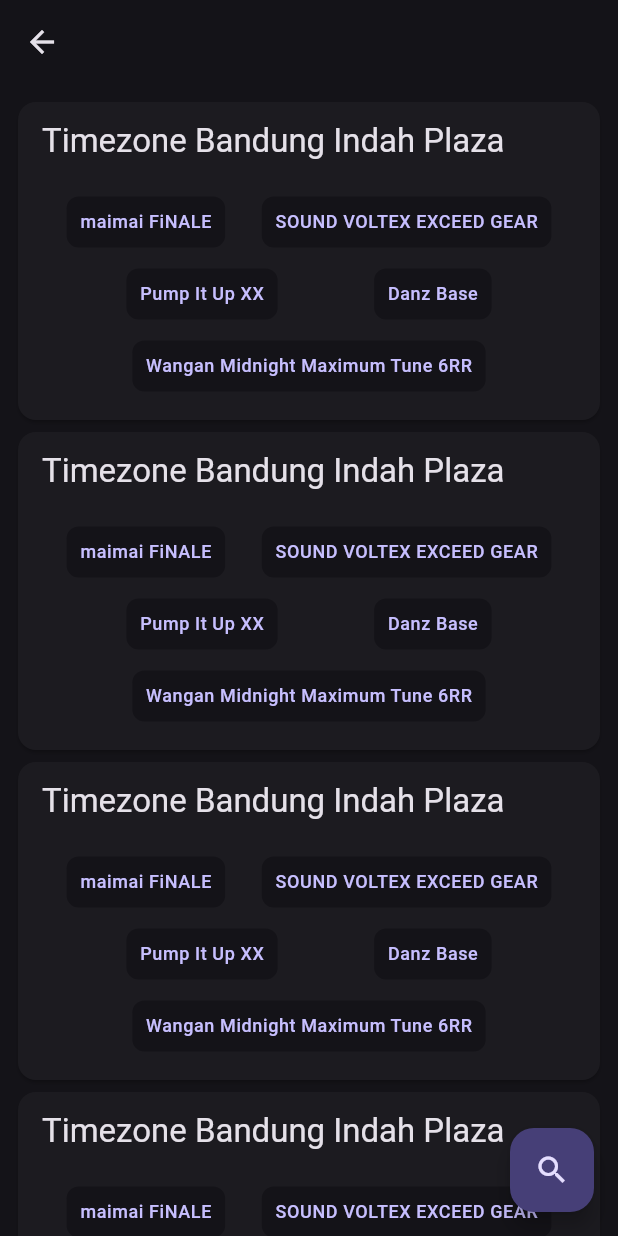
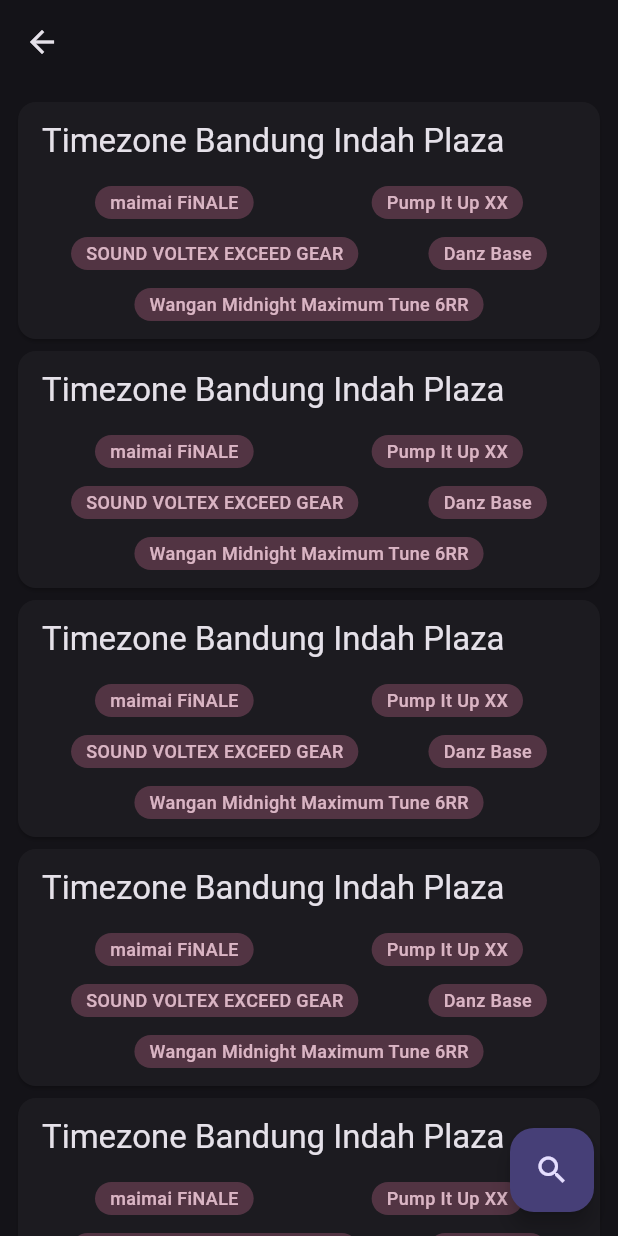
Before and after one commit to PPL-TI-Unpad-Serah/agatra-frontend, a Flutter app: the ArcadesSearchView screen opened by its route, on a phone screen of 412 x 824 dp. Run offline on Flutter 3.47's test engine with Material 2 defaults, Android fonts, the light colour scheme and no system bars; our stand-ins replace flutter_riverpod, form_field_validator, go_router.

Commit message:
use smaller chips

```diff
--- a/lib/views/arcades/home/view.dart
+++ b/lib/views/arcades/home/view.dart
@@ -31,7 +31,7 @@
                       children: [
                         TextButton(
                           onPressed: () {},
-                          child: Text("Reset"),
+                          child: const Text("Reset"),
                         ),
                         FilledButton(
                           onPressed: () {
@@ -418,81 +418,27 @@
             children: [
               Text("Timezone Bandung Indah Plaza", style: Theme.of(context).textTheme.titleLarge),
               const SizedBox(height: 16.0),
-              SizedBox(
+              const SizedBox(
                 width: double.infinity,
                 child: Wrap(
-                  alignment: WrapAlignment.spaceEvenly,
+                  alignment: WrapAlignment.spaceAround,
                   spacing: 8.0,
+                  runSpacing: 12.0,
                   children: [
-                    Chip(
-                      elevation: 5,
-                      side: const BorderSide(
-                        color: Colors.transparent,
-                      ),
-                      labelPadding: EdgeInsets.zero,
-                      label: Text(
-                        'maimai FiNALE',
-                        style: Theme.of(context).textTheme.bodySmall?.copyWith(
-                              color: Theme.of(context).colorScheme.primary,
-                              fontWeight: FontWeight.w500,
-                            ),
-                      ),
+                    _ArcadeChipWidget(
+                        name: 'maimai FiNALE',
                     ),
-                    Chip(
-                      elevation: 5,
-                      side: const BorderSide(
-                        color: Colors.transparent,
-                      ),
-                      labelPadding: EdgeInsets.zero,
-                      label: Text(
-                        'SOUND VOLTEX EXCEED GEAR',
-                        style: Theme.of(context).textTheme.bodySmall?.copyWith(
-                              color: Theme.of(context).colorScheme.primary,
-                              fontWeight: FontWeight.w500,
-                            ),
-                      ),
+                    _ArcadeChipWidget(
+                        name: 'Pump It Up XX',
                     ),
-                    Chip(
-                      elevation: 5,
-                      side: const BorderSide(
-                        color: Colors.transparent,
-                      ),
-                      labelPadding: EdgeInsets.zero,
-                      label: Text(
-                        'Pump It Up XX',
-                        style: Theme.of(context).textTheme.bodySmall?.copyWith(
-                              color: Theme.of(context).colorScheme.primary,
-                              fontWeight: FontWeight.w500,
-                            ),
-                      ),
+                    _ArcadeChipWidget(
+                        name: 'SOUND VOLTEX EXCEED GEAR',
                     ),
-                    Chip(
-                      elevation: 5,
-                      side: const BorderSide(
-                        color: Colors.transparent,
-                      ),
-                      labelPadding: EdgeInsets.zero,
-                      label: Text(
-                        'Danz Base',
-                        style: Theme.of(context).textTheme.bodySmall?.copyWith(
-                              color: Theme.of(context).colorScheme.primary,
-                              fontWeight: FontWeight.w500,
-                            ),
-                      ),
+                    _ArcadeChipWidget(
+                        name: 'Danz Base',
                     ),
-                    Chip(
-                      elevation: 5,
-                      side: const BorderSide(
-                        color: Colors.transparent,
-                      ),
-                      labelPadding: EdgeInsets.zero,
-                      label: Text(
-                        'Wangan Midnight Maximum Tune 6RR',
-                        style: Theme.of(context).textTheme.bodySmall?.copyWith(
-                              color: Theme.of(context).colorScheme.primary,
-                              fontWeight: FontWeight.w500,
-                            ),
-                      ),
+                    _ArcadeChipWidget(
+                        name: 'Wangan Midnight Maximum Tune 6RR',
                     ),
                   ],
                 ),
@@ -504,3 +450,34 @@
     );
   }
 }
+
+class _ArcadeChipWidget extends StatelessWidget {
+  final String name;
+
+  const _ArcadeChipWidget({
+    super.key,
+    required this.name,
+  });
+
+  @override
+  Widget build(BuildContext context) {
+    return Container(
+      decoration: BoxDecoration(
+        color: Theme.of(context).colorScheme.tertiaryContainer.withAlpha(200),
+        borderRadius: BorderRadius.circular(16.0),
+      ),
+      child: Padding(
+        padding: const EdgeInsets.symmetric(horizontal: 10.0, vertical: 4.0),
+        child: Text(
+          name,
+          style: TextStyle(
+            height: 1.2,
+            color: Theme.of(context).colorScheme.onTertiaryContainer.withAlpha(200),
+            fontWeight: FontWeight.w500,
+            fontSize: Theme.of(context).textTheme.bodySmall!.fontSize!,
+          ),
+        ),
+      ),
+    );
+  }
+}
```
